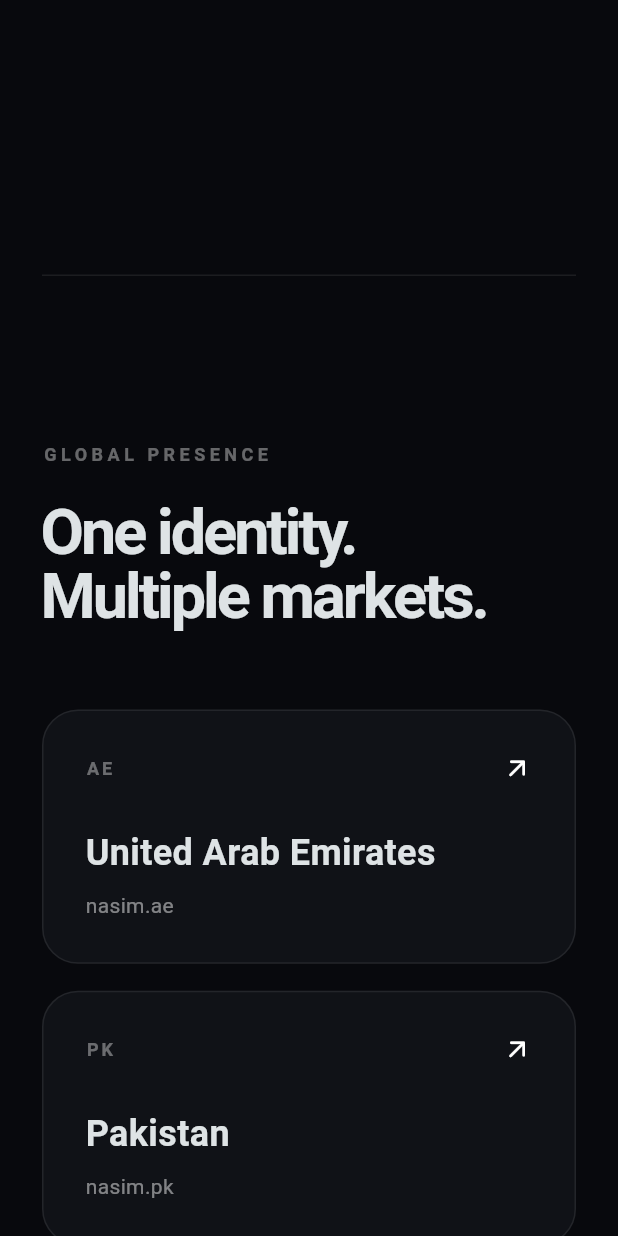
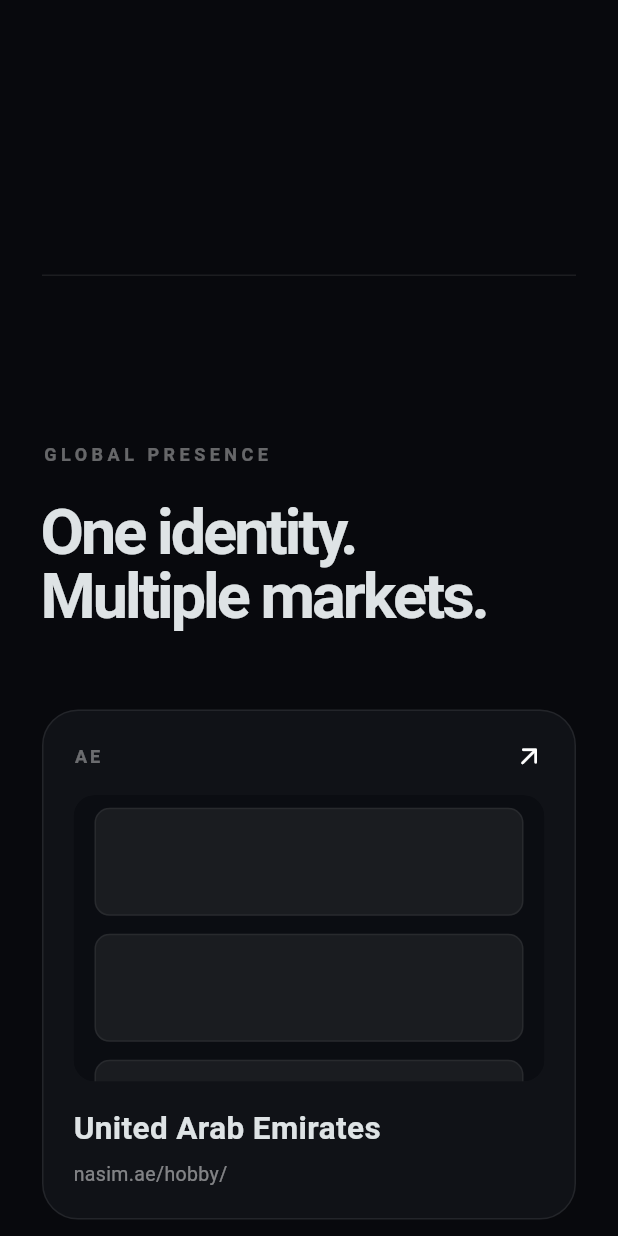
Before and after one commit to generalsoft/abidnasim, a Flutter app: the screen it shows after launch, scrolled down 576 dp, on a phone screen of 412 x 824 dp. Run offline on Flutter 3.47's test engine with Material 3 defaults, Android fonts, the phone set to English and light mode, and no system bars; our stand-ins replace flutter_svg, web; missing offline and left inert: dart:js_interop, dart:ui_web; Roboto replaces fonts that are missing (Arial).

Commit message:
preview scrolls through global prescence cards

```diff
--- a/lib/services/url_launcher_service.dart
+++ b/lib/services/url_launcher_service.dart
@@ -1,16 +1,11 @@
-// -----------------------------------------------------------------------------
-// BROWSER URL LAUNCHER (PLACEHOLDER)
-// -----------------------------------------------------------------------------
-//
-// We deliberately don't use dart:html here.
-// Regional site cards and contact buttons call this; real browser
-// navigation gets wired in during a follow-up step.
-// -----------------------------------------------------------------------------
+/// Cross-platform entry point for outbound navigation.
+///
+/// A browser only exists on the web, so the real implementation (which calls
+/// `window.open` through `package:web`) is web-only and every other target — VM
+/// test runs, iOS/Android/macOS builds — gets [url_launcher_service_stub.dart],
+/// where [openUrl] is a no-op. Widgets keep importing this file either way,
+/// mirroring the analytics bridge in `analytics_service.dart`.
+library;
 
-void openUrl(String url) {
-  // TODO: Connect browser navigation.
-  //
-  // Known callers today:
-  // - Presence cards -> https://nasim.pk / .us / .ae
-  // - Contact section -> mailto:, https://wa.me/...
-}
+export 'url_launcher_service_stub.dart'
+    if (dart.library.js_interop) 'url_launcher_service_web.dart';
--- a/lib/widgets/presence_section.dart
+++ b/lib/widgets/presence_section.dart
@@ -1,9 +1,12 @@
+import 'dart:math';
+
 import 'package:flutter/material.dart';
 
 import '../localization/app_localizations.dart';
 import '../services/analytics_service.dart';
 import '../services/url_launcher_service.dart';
 import 'shared/content_section.dart';
+import 'site_preview.dart';
 
 /// "Global presence" section: one card per regional site.
 class PresenceSection extends StatelessWidget {
@@ -62,7 +65,9 @@
             crossAxisCount: columns,
             crossAxisSpacing: 18,
             mainAxisSpacing: 18,
-            childAspectRatio: columns == 3 ? 1.35 : 2.1,
+            // Fixed card heights, so the live preview panel always gets a
+            // dependable slice of room regardless of the column width.
+            mainAxisExtent: columns == 3 ? 380 : 340,
           ),
           itemBuilder: (context, index) {
             return _RegionCard(data: cards[index]);
@@ -102,15 +107,35 @@
 }
 
 class _RegionCardState extends State<_RegionCard> {
+  /// A random one of the region's real pages is shown per card, so the three
+  /// cards (and repeat visits) preview different pages rather than every card
+  /// opening on the same home page. These are the shared section permalinks
+  /// across content/{ae,pk,us} — see the `permalink:` front matter there.
+  static const List<String> _previewPaths = ['/', '/about/', '/work/', '/blog/', '/hobby/', '/contact/'];
+
+  late final String _previewPath = _previewPaths[Random().nextInt(_previewPaths.length)];
+
+  late final String _previewUrl = '${widget.data.url}$_previewPath';
+
   bool hovering = false;
 
   @override
   Widget build(BuildContext context) {
-    return MouseRegion(
+    final localizations = AppLocalizations.of(context);
+    final regionName = localizations.t(widget.data.labelKey);
+    final address = '${widget.data.domain}$_previewPath';
+
+    return Semantics(
+      button: true,
+      label: '$regionName — $address',
+      child: MouseRegion(
         cursor: SystemMouseCursors.click,
         onEnter: (_) => setState(() => hovering = true),
         onExit: (_) => setState(() => hovering = false),
         child: GestureDetector(
+          // The embedded preview ignores pointer events, so the card itself
+          // receives the tap and opens the regional site in a new tab.
+          behavior: HitTestBehavior.opaque,
           onTap: () {
             trackEvent(
               'regional_site_click',
@@ -124,7 +149,7 @@
           },
           child: AnimatedContainer(
             duration: const Duration(milliseconds: 180),
-          padding: const EdgeInsets.all(28),
+            padding: const EdgeInsets.all(20),
             decoration: BoxDecoration(
               color: hovering ? const Color(0xFF151820) : const Color(0xFF101217),
               borderRadius: BorderRadius.circular(24),
@@ -152,14 +177,31 @@
                     ),
                   ],
                 ),
-              const Spacer(),
+                const SizedBox(height: 16),
+                Expanded(
+                  child: ClipRRect(
+                    borderRadius: BorderRadius.circular(14),
+                    child: SitePreview(
+                      region: widget.data.code,
+                      url: _previewUrl,
+                      title: regionName,
+                    ),
+                  ),
+                ),
+                const SizedBox(height: 16),
                 Text(
-                AppLocalizations.of(context).t(widget.data.labelKey),
-                style: const TextStyle(fontSize: 24, fontWeight: FontWeight.w700),
+                  regionName,
+                  style: const TextStyle(fontSize: 21, fontWeight: FontWeight.w700),
                 ),
-              const SizedBox(height: 8),
-              Text(widget.data.domain, style: TextStyle(color: Colors.white.withValues(alpha: 0.48), fontSize: 14)),
+                const SizedBox(height: 6),
+                Text(
+                  address,
+                  maxLines: 1,
+                  overflow: TextOverflow.ellipsis,
+                  style: TextStyle(color: Colors.white.withValues(alpha: 0.48), fontSize: 13),
+                ),
               ],
+            ),
           ),
         ),
       ),
--- /dev/null
+++ b/lib/widgets/site_preview.dart
@@ -0,0 +1,33 @@
+import 'package:flutter/widgets.dart';
+
+import 'site_preview_stub.dart' if (dart.library.js_interop) 'site_preview_web.dart' as impl;
+
+/// A live, slowly-scrolling preview of one of the regional websites.
+///
+/// On the web (see `site_preview_web.dart`) this embeds the real page in an
+/// `<iframe>` platform view that scrolls upward, revealing more of the page.
+/// Everywhere else (see `site_preview_stub.dart`) it falls back to a stylised
+/// mock that scrolls the same way, so the card reads correctly in `flutter test`
+/// and in native builds.
+///
+/// The preview is intentionally passive: it never captures the pointer, so the
+/// surrounding card keeps its tap target and opens the real site in a new tab.
+///
+/// [region] must be unique per card — it names the web platform view type.
+/// [url] is the exact page to show (the card picks a random one of the region's
+/// pages); [title] becomes the accessible name of the embedded frame.
+class SitePreview extends StatelessWidget {
+  final String region;
+  final String url;
+  final String title;
+
+  const SitePreview({
+    required this.region,
+    required this.url,
+    required this.title,
+    super.key,
+  });
+
+  @override
+  Widget build(BuildContext context) => impl.buildSitePreview(region: region, url: url, title: title);
+}
--- /dev/null
+++ b/lib/widgets/site_preview_stub.dart
@@ -0,0 +1,164 @@
+import 'package:flutter/material.dart';
+
+// -----------------------------------------------------------------------------
+// STYLISED SITE PREVIEW (non-web)
+// -----------------------------------------------------------------------------
+//
+// The fallback implementation of lib/widgets/site_preview.dart, used on every
+// platform without a browser: the Dart VM that runs `flutter test`, and the
+// iOS/Android/macOS builds.
+//
+// It mirrors the web implementation's behaviour — a tall page mock scrolls
+// upward inside the card, on the same timing and with the same reduced-motion
+// handling — so the layout and the click-through read identically off the web.
+// -----------------------------------------------------------------------------
+
+/// One full upward pass. Matches [_scrollDuration] in `site_preview_web.dart`.
+const Duration _passDuration = Duration(seconds: 26);
+
+/// How many card-heights of mock page are rendered. Matches
+/// `_frameHeightFactor` in `site_preview_web.dart`.
+const double _frameHeightFactor = 3;
+
+Widget buildSitePreview({required String region, required String url, required String title}) {
+  return _FallbackSitePreview(path: _pathOf(url));
+}
+
+/// The path portion of [url] (e.g. `/work/`), shown as the mock address.
+String _pathOf(String url) {
+  final uri = Uri.tryParse(url);
+  if (uri == null || uri.path.isEmpty) return '/';
+  return uri.path;
+}
+
+class _FallbackSitePreview extends StatefulWidget {
+  final String path;
+
+  const _FallbackSitePreview({required this.path});
+
+  @override
+  State<_FallbackSitePreview> createState() => _FallbackSitePreviewState();
+}
+
+class _FallbackSitePreviewState extends State<_FallbackSitePreview>
+    with SingleTickerProviderStateMixin {
+  late final AnimationController _scroll = AnimationController(vsync: this, duration: _passDuration);
+
+  @override
+  void initState() {
+    super.initState();
+    _scroll.repeat();
+  }
+
+  @override
+  void didChangeDependencies() {
+    super.didChangeDependencies();
+    // Mirror the web CSS `prefers-reduced-motion` rule: hold still when the OS
+    // asks for reduced motion.
+    if (MediaQuery.disableAnimationsOf(context)) {
+      _scroll.stop();
+      _scroll.value = 0;
+    } else if (!_scroll.isAnimating) {
+      _scroll.repeat();
+    }
+  }
+
+  @override
+  void dispose() {
+    _scroll.dispose();
+    super.dispose();
+  }
+
+  @override
+  Widget build(BuildContext context) {
+    return LayoutBuilder(
+      builder: (context, constraints) {
+        final height = constraints.maxHeight.isFinite ? constraints.maxHeight : 200.0;
+        final contentHeight = height * _frameHeightFactor;
+
+        return ClipRRect(
+          borderRadius: BorderRadius.circular(14),
+          child: ColoredBox(
+            color: const Color(0xFF0B0D12),
+            child: AnimatedBuilder(
+              animation: _scroll,
+              builder: (context, child) => Transform.translate(
+                offset: Offset(0, -_scroll.value * (contentHeight - height)),
+                child: child,
+              ),
+              child: OverflowBox(
+                alignment: Alignment.topCenter,
+                maxHeight: contentHeight,
+                child: SizedBox(
+                  height: contentHeight,
+                  width: double.infinity,
+                  child: _MockPage(path: widget.path),
+                ),
+              ),
+            ),
+          ),
+        );
+      },
+    );
+  }
+}
+
+/// A rough website mock: a header, a title, the current path, then stacked
+/// panels that give the upward scroll something to reveal.
+class _MockPage extends StatelessWidget {
+  final String path;
+
+  const _MockPage({required this.path});
+
+  @override
+  Widget build(BuildContext context) {
+    return Padding(
+      padding: const EdgeInsets.all(14),
+      child: Column(
+        crossAxisAlignment: CrossAxisAlignment.start,
+        children: [
+          _bar(width: 84, height: 9, opacity: 0.24),
+          const SizedBox(height: 20),
+          _bar(width: double.infinity, height: 15, opacity: 0.44),
+          const SizedBox(height: 8),
+          _bar(width: 150, height: 15, opacity: 0.44),
+          const SizedBox(height: 14),
+          Text(
+            path,
+            style: TextStyle(color: Colors.white.withValues(alpha: 0.3), fontSize: 11, letterSpacing: 1),
+          ),
+          const SizedBox(height: 18),
+          _panel(),
+          const SizedBox(height: 12),
+          _panel(),
+          const SizedBox(height: 12),
+          _panel(),
+          const SizedBox(height: 12),
+          _panel(),
+        ],
+      ),
+    );
+  }
+
+  Widget _bar({required double width, required double height, required double opacity}) {
+    return Container(
+      width: width,
+      height: height,
+      decoration: BoxDecoration(
+        color: Colors.white.withValues(alpha: opacity),
+        borderRadius: BorderRadius.circular(4),
+      ),
+    );
+  }
+
+  Widget _panel() {
+    return Container(
+      height: 72,
+      decoration: BoxDecoration(
+        color: Colors.white.withValues(alpha: 0.06),
+        borderRadius: BorderRadius.circular(10),
+        border: Border.all(color: Colors.white.withValues(alpha: 0.06)),
+      ),
+    );
+  }
+}
```
Also changed, not shown: lib/services/url_launcher_service_stub.dart (added, +11 -0 lines), lib/services/url_launcher_service_web.dart (added, +27 -0 lines), lib/widgets/site_preview_web.dart (added, +143 -0 lines), pubspec.yaml (+7 -0 lines), pubspec.lock, 5 other files. Lines whose indentation alone changed are shown as unchanged.
